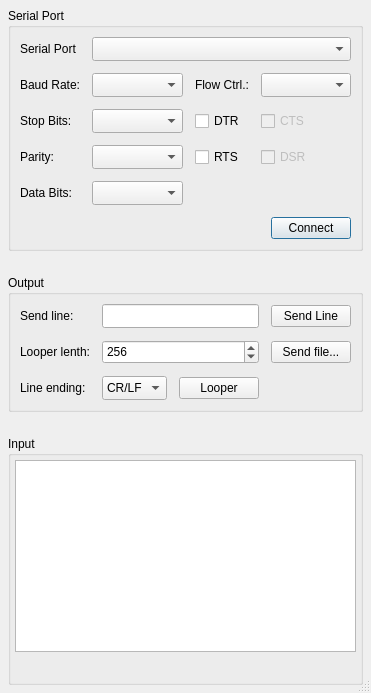
Old version of the form VSPClient/serialio/vspserialio.ui in the repository britus/VSPClient.
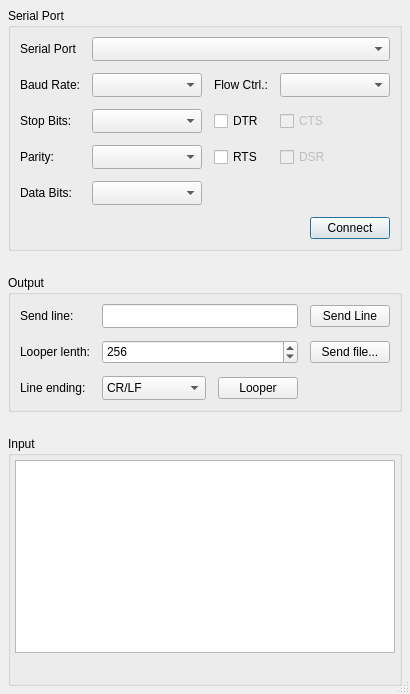
New version of the form. Icons and pictures are not drawn.

```diff
--- a/VSPClient/serialio/vspserialio.ui
+++ b/VSPClient/serialio/vspserialio.ui
@@ -2,6 +2,14 @@
 <ui version="4.0">
  <class>VSPSerialIO</class>
  <widget class="QDialog" name="VSPSerialIO">
+  <property name="geometry">
+   <rect>
+    <x>0</x>
+    <y>0</y>
+    <width>410</width>
+    <height>694</height>
+   </rect>
+  </property>
   <property name="windowTitle">
    <string>VSP Serial I/O</string>
   </property>
@@ -531,14 +539,6 @@
    </property>
   </action>
  </widget>
- <customwidgets>
-  <customwidget>
-   <class>QWindow</class>
-   <extends>QWidget</extends>
-   <header>qwindow.h</header>
-   <container>1</container>
-  </customwidget>
- </customwidgets>
  <tabstops>
   <tabstop>cbxComPort</tabstop>
   <tabstop>cbxBaud</tabstop>
```
Left out of the diff: 10 changed lines with no effect on the pictures. Lines whose indentation alone changed are shown as unchanged.
